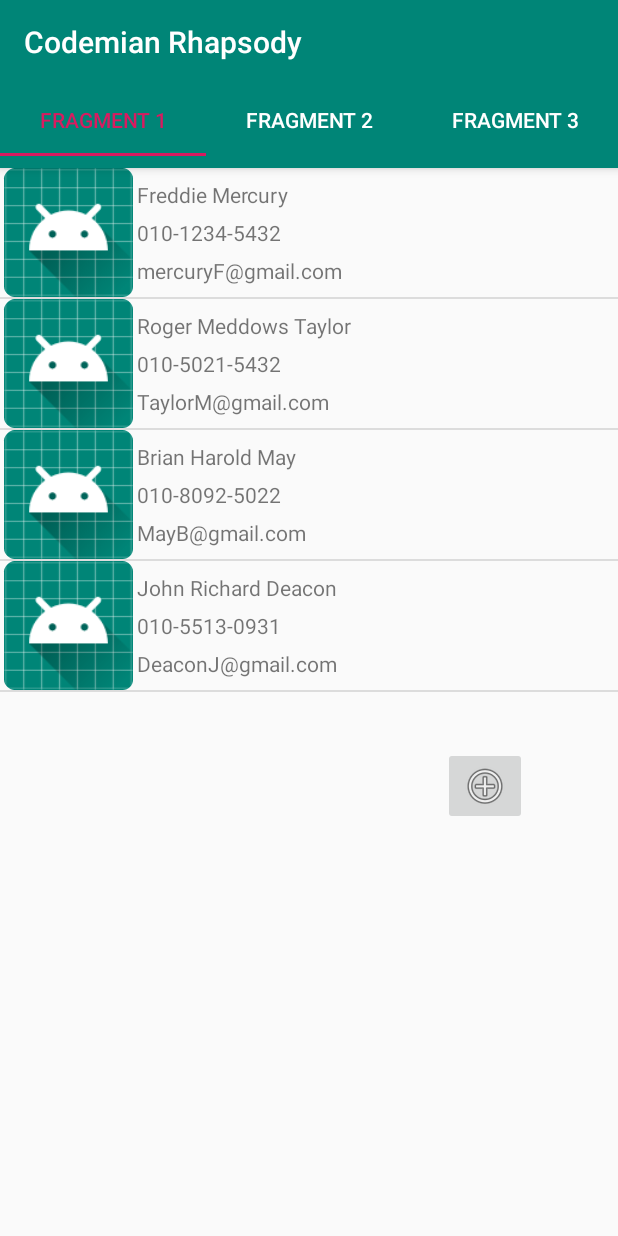
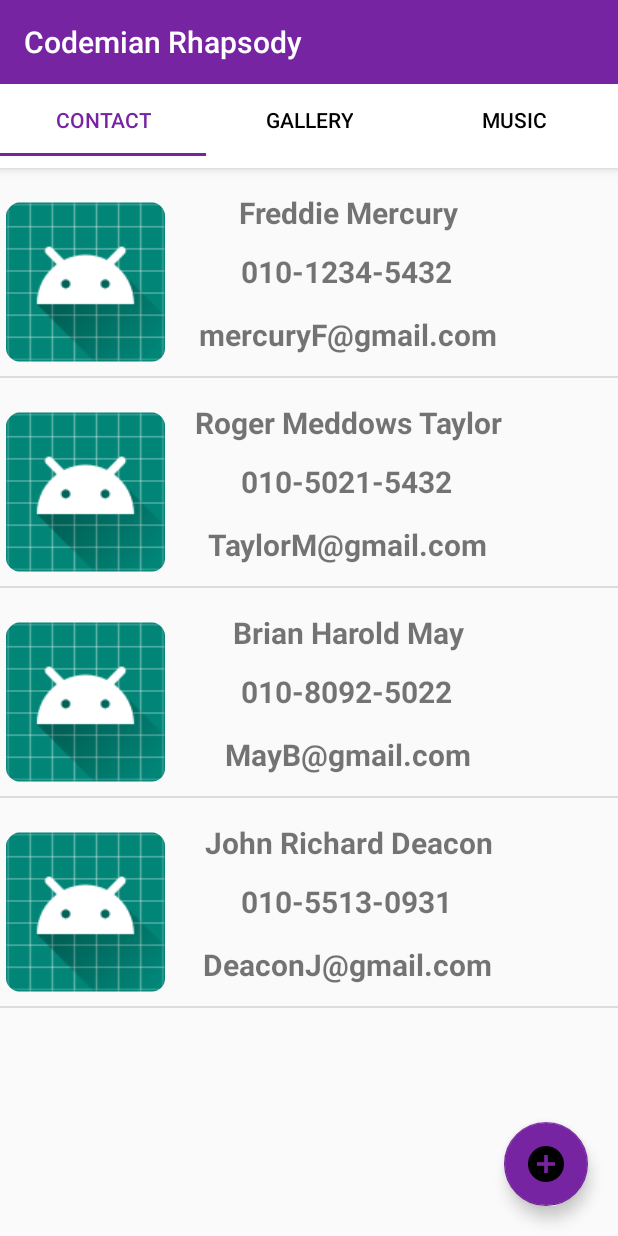
Before and after one commit to paulkth2/week1_git, an Android app: the screen it shows after launch (MainActivity), on a phone screen of 412 x 824 dp. Run offline under Robolectric (Android 15) with nearby library versions, the phone set to English and light mode, and no system bars.

Commit message:
by seoyeon

```diff
--- a/app/src/main/java/com/example/taehyungkim/viewpagertut/ViewPagerAdapter.java
+++ b/app/src/main/java/com/example/taehyungkim/viewpagertut/ViewPagerAdapter.java
@@ -46,8 +46,18 @@ public class ViewPagerAdapter extends FragmentPagerAdapter {
     @Nullable
     @Override
     public CharSequence getPageTitle(int position) {
-        position = position+1;
+        if (position == 0){
+            return "CONTACT";
+        }
+        else if (position==1){
+            return "GALLERY";
+        }
+        if(position == 2) {
+            return "MUSIC";
+        }
 
-        return "Fragment "+position;
+        else{
+            return "Fragment";
+        }
     }
 }
--- a/app/src/main/res/layout/activity_main.xml
+++ b/app/src/main/res/layout/activity_main.xml
@@ -12,16 +12,16 @@
         layout="@layout/toolbar_layout"/>
 
     <android.support.design.widget.TabLayout
-        android:layout_width = "match_parent"
-        android:layout_height = "wrap_content"
-        android:id = "@+id/tabs"
-        android:background="?attr/colorPrimary"
+        android:id="@+id/tabs"
+        android:layout_width="match_parent"
+        android:layout_height="wrap_content"
+        android:background="#FFF"
         android:elevation="4dp"
         android:minHeight="?attr/actionBarSize"
+        app:tabGravity="fill"
         app:tabMode="fixed"
-        app:tabGravity="fill"
-        app:tabTextColor="#FFF"
-        app:tabSelectedTextColor="@color/colorAccent"/>
+        app:tabSelectedTextColor="@color/colorAccent"
+        app:tabTextColor="#000000" />
 
 
     <android.support.v4.view.ViewPager
--- a/app/src/main/res/layout/fragment3.xml
+++ b/app/src/main/res/layout/fragment3.xml
@@ -47,10 +47,8 @@
         android:layout_width="140dp"
         android:layout_height="147dp"
         android:layout_marginStart="8dp"
-        android:layout_marginLeft="8dp"
         android:layout_marginTop="8dp"
         android:layout_marginEnd="8dp"
-        android:layout_marginRight="8dp"
         android:layout_marginBottom="8dp"
         android:background="#00000000"
         android:src="@drawable/btn2"
@@ -60,7 +58,7 @@
         app:layout_constraintHorizontal_bias="0.557"
         app:layout_constraintStart_toEndOf="@+id/button1"
         app:layout_constraintTop_toTopOf="parent"
-        app:layout_constraintVertical_bias="0.304" />
+        app:layout_constraintVertical_bias="0.272" />
 
     <ImageButton
         android:id="@+id/button3"
--- a/app/src/main/res/layout/item.xml
+++ b/app/src/main/res/layout/item.xml
@@ -8,34 +8,46 @@
 
     <ImageView
         android:id="@+id/profile_imageview"
-        android:layout_width="91dp"
-        android:layout_height="86dp"
+        android:layout_width="106dp"
+        android:layout_height="120dp"
+        android:layout_marginStart="4dp"
+        android:layout_marginTop="16dp"
         app:layout_constraintStart_toStartOf="parent"
         app:layout_constraintTop_toTopOf="parent"
         tools:srcCompat="@tools:sample/avatars" />
 
     <TextView
         android:id="@+id/name_textview"
-        android:layout_width="292dp"
-        android:layout_height="25dp"
-        android:layout_marginTop="8dp"
+        android:layout_width="244dp"
+        android:layout_height="39dp"
+        android:layout_marginTop="16dp"
         android:text="TextView"
+        android:textAlignment="center"
+        android:textSize="20dp"
+        android:textStyle="bold"
         app:layout_constraintStart_toEndOf="@+id/profile_imageview"
         app:layout_constraintTop_toTopOf="parent" />
 
     <TextView
         android:id="@+id/phonenum_textview"
-        android:layout_width="292dp"
-        android:layout_height="25dp"
+        android:layout_width="242dp"
+        android:layout_height="42dp"
         android:text="TextView"
+        android:textAlignment="center"
+        android:textSize="20dp"
+        android:textStyle="bold"
         app:layout_constraintStart_toEndOf="@+id/profile_imageview"
         app:layout_constraintTop_toBottomOf="@+id/name_textview" />
 
     <TextView
         android:id="@+id/email_textview"
-        android:layout_width="292dp"
-        android:layout_height="25dp"
+        android:layout_width="243dp"
+        android:layout_height="41dp"
         android:text="TextView"
+        android:textAlignment="center"
+        android:textSize="20dp"
+        android:textStyle="bold"
         app:layout_constraintStart_toEndOf="@+id/profile_imageview"
         app:layout_constraintTop_toBottomOf="@+id/phonenum_textview" />
+
 </android.support.constraint.ConstraintLayout>
--- a/app/src/main/res/layout/list_fragment.xml
+++ b/app/src/main/res/layout/list_fragment.xml
@@ -19,18 +19,17 @@
         tools:layout_editor_absoluteX="1dp"
         tools:layout_editor_absoluteY="115dp" />
 
-    <ImageButton
+    <android.support.design.widget.FloatingActionButton
         android:id="@+id/inputButton"
-        android:layout_width="wrap_content"
-        android:layout_height="wrap_content"
-        android:layout_alignParentStart="true"
-        android:layout_alignParentTop="true"
-        android:layout_marginStart="295dp"
-        android:layout_marginTop="386dp"
-        android:layout_marginBottom="32dp"
-        app:layout_constraintBottom_toBottomOf="parent"
-        app:layout_constraintStart_toStartOf="parent"
-        app:srcCompat="@android:drawable/ic_menu_add" />
+        android:layout_width="110dp"
+        android:layout_height="80dp"
+        android:layout_alignParentEnd="true"
+        android:layout_alignParentBottom="true"
+        android:layout_marginEnd="20dp"
+        android:layout_marginBottom="20dp"
+        android:clickable="true"
+        app:srcCompat="@drawable/add" />
+
     <!--
     app:layout_constraintBottom_toTopOf="parent"
         app:layout_constraintStart_toStartOf="parent    "
--- a/app/src/main/res/values/colors.xml
+++ b/app/src/main/res/values/colors.xml
@@ -1,8 +1,8 @@
 <?xml version="1.0" encoding="utf-8"?>
 <resources>
-    <color name="colorPrimary">#008577</color>
+    <color name="colorPrimary">#7724A2</color>
     <color name="colorPrimaryDark">#00574B</color>
-    <color name="colorAccent">#D81B60</color>
-    <color name="white">#FFFFFF</color>
+    <color name="colorAccent">#7724A2</color>
+    <color name="white">#ffffff</color>
     <color name="green">#3CB371</color>
 </resources>
```
Also changed, not shown: app/src/main/java/com/example/taehyungkim/viewpagertut/VideoAdapter.java (+10 -7 lines), app/src/main/res/drawable/add.png (added).
